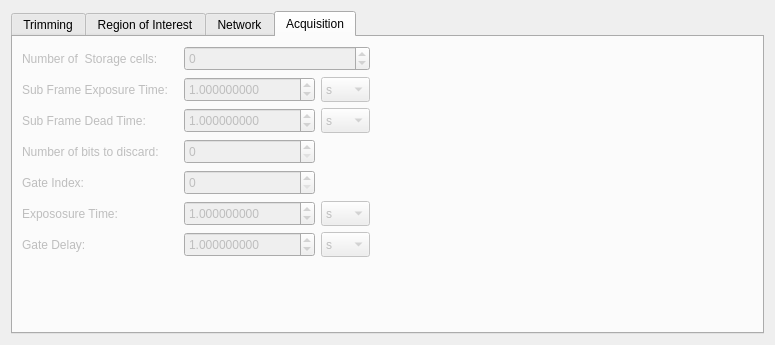
The window that slsDetectorGui/forms/form_tab_advanced.ui (slsdetectorgroup/slsDetectorPackage) describes before a commit, drawn with Qt 5.
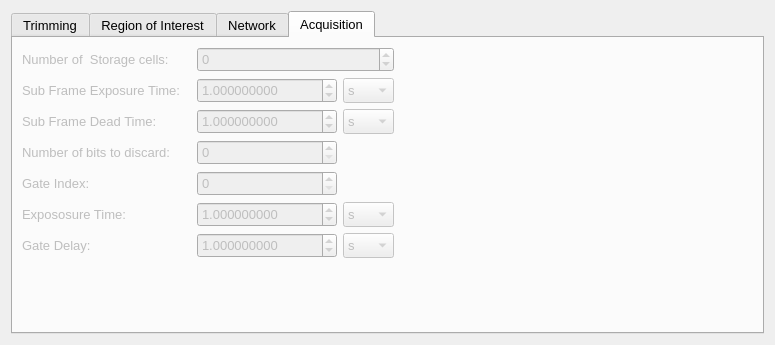
The same window after the commit. The open tabs and pages were chosen to show the change. Icons and pictures are not drawn.

The edit to the form file:
```diff
--- a/slsDetectorGui/forms/form_tab_advanced.ui
+++ b/slsDetectorGui/forms/form_tab_advanced.ui
@@ -47,6 +47,11 @@
        <verstretch>0</verstretch>
       </sizepolicy>
      </property>
+     <property name="font">
+      <font>
+       <pointsize>10</pointsize>
+      </font>
+     </property>
      <property name="toolTip">
       <string/>
      </property>
@@ -1086,6 +1091,12 @@
            <height>25</height>
           </size>
          </property>
+         <property name="maximumSize">
+          <size>
+           <width>70</width>
+           <height>28</height>
+          </size>
+         </property>
          <property name="toolTip">
           <string>&lt;nobr&gt;
 Period between sub frames. Only for Eiger in 32 bit mode.
@@ -1150,6 +1161,12 @@
            <height>25</height>
           </size>
          </property>
+         <property name="maximumSize">
+          <size>
+           <width>70</width>
+           <height>28</height>
+          </size>
+         </property>
          <property name="toolTip">
           <string>&lt;nobr&gt;
 Exposure Time of a sub frame. Only for Eiger in 32 bit mode
@@ -1241,6 +1258,12 @@
            <height>25</height>
           </size>
          </property>
+         <property name="maximumSize">
+          <size>
+           <width>16777215</width>
+           <height>28</height>
+          </size>
+         </property>
          <property name="toolTip">
           <string>&lt;nobr&gt;
 Period between sub frames. Only for Eiger in 32 bit mode.
@@ -1323,6 +1346,12 @@
            <height>25</height>
           </size>
          </property>
+         <property name="maximumSize">
+          <size>
+           <width>16777215</width>
+           <height>28</height>
+          </size>
+         </property>
          <property name="toolTip">
           <string>&lt;html&gt;&lt;head/&gt;&lt;body&gt;&lt;p&gt;Number of additional storage cells. For Jungfrau only. &lt;/p&gt;&lt;p&gt;Default: 0. &lt;/p&gt;&lt;p&gt;Number of Images received: #frames * #triggers * (#storagecells+1) &lt;/p&gt;&lt;p&gt; #storagecells#&lt;/p&gt;&lt;p&gt;&lt;br/&gt;&lt;/p&gt;&lt;/body&gt;&lt;/html&gt;</string>
          </property>
@@ -1401,6 +1430,12 @@
            <height>25</height>
           </size>
          </property>
+         <property name="maximumSize">
+          <size>
+           <width>16777215</width>
+           <height>28</height>
+          </size>
+         </property>
          <property name="toolTip">
           <string>&lt;html&gt;&lt;head/&gt;&lt;body&gt;&lt;p&gt;Number of additional storage cells. For Jungfrau only. &lt;/p&gt;&lt;p&gt;Default: 0. &lt;/p&gt;&lt;p&gt;Number of Images received: #frames * #triggers * (#storagecells+1) &lt;/p&gt;&lt;p&gt;#&lt;span style=&quot; font-family:'Droid Sans Mono,monospace,monospace,Droid Sans Fallback'; font-size:14px; color:#ce9178;&quot;&gt;extrastoragecells&lt;/span&gt;#&lt;/p&gt;&lt;p&gt;&lt;br/&gt;&lt;/p&gt;&lt;/body&gt;&lt;/html&gt;</string>
          </property>
@@ -1447,6 +1482,12 @@
            <height>25</height>
           </size>
          </property>
+         <property name="maximumSize">
+          <size>
+           <width>16777215</width>
+           <height>28</height>
+          </size>
+         </property>
          <property name="toolTip">
           <string>&lt;nobr&gt;
 Exposure Time of a sub frame. Only for Eiger in 32 bit mode
@@ -1510,6 +1551,12 @@
            <height>25</height>
           </size>
          </property>
+         <property name="maximumSize">
+          <size>
+           <width>70</width>
+           <height>28</height>
+          </size>
+         </property>
          <property name="toolTip">
           <string>&lt;html&gt;&lt;head/&gt;&lt;body&gt;&lt;p&gt;Exposure Time of a corresonding gate signal index. &lt;br/&gt;#exptime1# &lt;/p&gt;&lt;p&gt;#exptime2#&lt;/p&gt;&lt;p&gt;#exptime3#  &lt;/p&gt;&lt;/body&gt;&lt;/html&gt;</string>
          </property>
@@ -1568,6 +1615,12 @@
            <height>25</height>
           </size>
          </property>
+         <property name="maximumSize">
+          <size>
+           <width>16777215</width>
+           <height>28</height>
+          </size>
+         </property>
          <property name="toolTip">
           <string>&lt;html&gt;&lt;head/&gt;&lt;body&gt;&lt;p&gt;Exposure Time of a corresonding gate signal index. &lt;br/&gt;#exptime1# &lt;/p&gt;&lt;p&gt;#exptime2#&lt;/p&gt;&lt;p&gt;#exptime3#  &lt;/p&gt;&lt;/body&gt;&lt;/html&gt;</string>
          </property>
@@ -1608,6 +1661,12 @@
            <height>25</height>
           </size>
          </property>
+         <property name="maximumSize">
+          <size>
+           <width>16777215</width>
+           <height>28</height>
+          </size>
+         </property>
          <property name="toolTip">
           <string>&lt;html&gt;&lt;head/&gt;&lt;body&gt;&lt;p&gt;Gate index. It will get exposure time and gate delay for corresponding gate signal.&lt;/p&gt;&lt;/body&gt;&lt;/html&gt;</string>
          </property>
@@ -1667,6 +1726,12 @@
            <height>25</height>
           </size>
          </property>
+         <property name="maximumSize">
+          <size>
+           <width>16777215</width>
+           <height>28</height>
+          </size>
+         </property>
          <property name="toolTip">
           <string>&lt;html&gt;&lt;head/&gt;&lt;body&gt;&lt;p&gt;Gate Delay of a corresonding gate signal index. &lt;br/&gt;#gatedelay1# &lt;/p&gt;&lt;p&gt;#gatedelay2#&lt;/p&gt;&lt;p&gt;#gatedelay3#  &lt;/p&gt;&lt;/body&gt;&lt;/html&gt;</string>
          </property>
@@ -1707,6 +1772,12 @@
            <height>25</height>
           </size>
          </property>
+         <property name="maximumSize">
+          <size>
+           <width>70</width>
+           <height>28</height>
+          </size>
+         </property>
          <property name="toolTip">
           <string>&lt;html&gt;&lt;head/&gt;&lt;body&gt;&lt;p&gt;Gate Delay of a corresonding gate signal index. &lt;br/&gt;#gatedelay1# &lt;/p&gt;&lt;p&gt;#gatedelay2#&lt;/p&gt;&lt;p&gt;#gatedelay3#  &lt;/p&gt;&lt;/body&gt;&lt;/html&gt;</string>
          </property>
```
Left out of the diff: 27 changed lines with no effect on the pictures.
